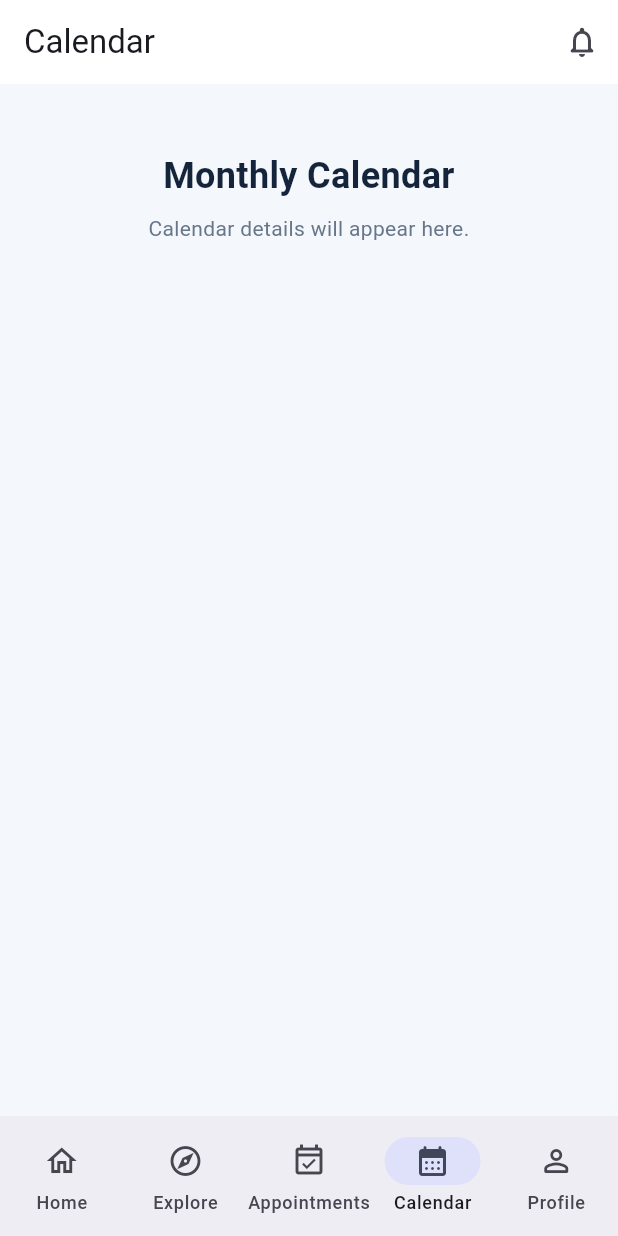
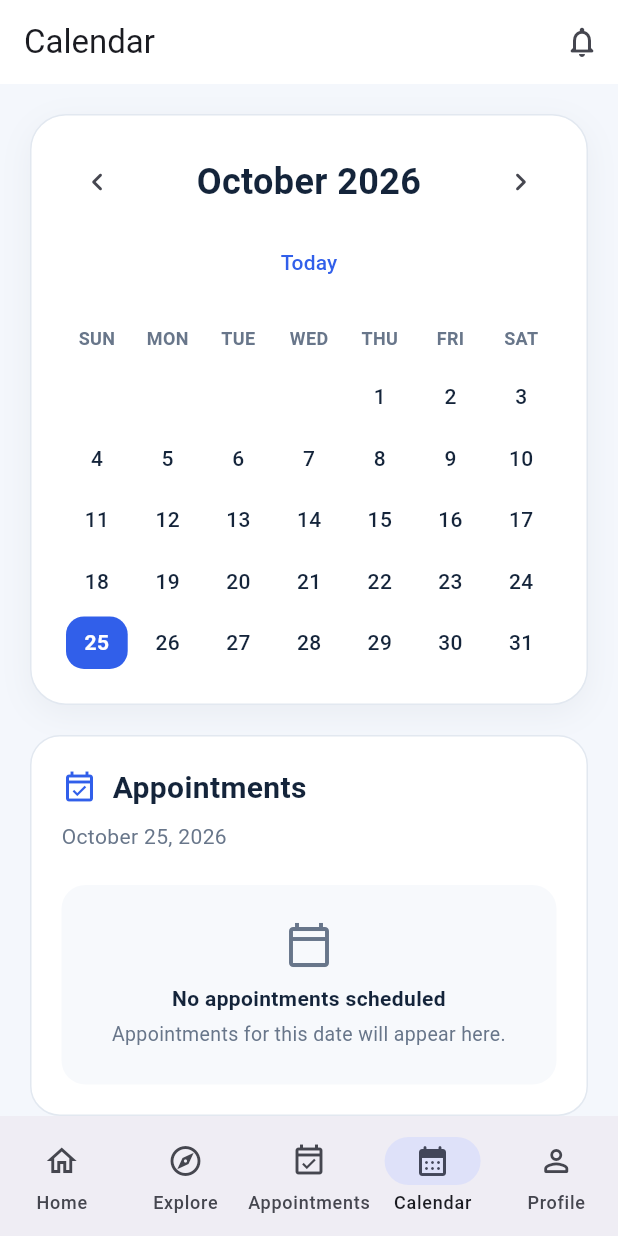
Before and after one commit to Azula19-b/Fusion-Stack, a Flutter app: the HomePage screen opened directly, item 4 of the bottom bar chosen, on a phone screen of 412 x 824 dp. Run offline on Flutter 3.47's test engine with Material 3 defaults, Android fonts, the phone set to English and light mode, and no system bars; missing offline and left inert: amplify_auth_cognito, amplify_flutter.

Commit message:
Complete calendar UI and authentication integration

```diff
--- a/lib/main.dart
+++ b/lib/main.dart
@@ -2,7 +2,6 @@ import 'package:amplify_auth_cognito/amplify_auth_cognito.dart'
     show AmplifyAuthCognito;
 import 'package:amplify_flutter/amplify_flutter.dart';
 import 'package:flutter/material.dart';
-import 'package:frm_app/screens/home_screen.dart';
 
 import 'amplify_outputs.dart';
 import 'navigation.dart' show HomePage;
@@ -159,7 +158,7 @@ class _AuthPageState extends State<AuthPage> {
     AuthView.confirmResetPassword => 'Reset password',
   };
 
-  void _submit() {
+  Future<void> _submit() async {
     if (!_formKey.currentState!.validate()) return;
 
     AppAuthResult result;
--- a/lib/navigation.dart
+++ b/lib/navigation.dart
@@ -1,4 +1,5 @@
 import 'package:flutter/material.dart';
+import 'screens/calendar_screen.dart';
 
 void main() {
   runApp(const MyApp());
@@ -55,7 +56,7 @@ class _HomePageState extends State<HomePage> {
       ),
       body: IndexedStack(
         index: _selectedIndex,
-        children: const [_HomeContent(), _ExploreContent(), _AppointmentsContent(), _CalendarContent(), _ProfileContent()],
+        children: const [_HomeContent(), _ExploreContent(), _AppointmentsContent(), CalendarScreen(), _ProfileContent()],
       ),
       bottomNavigationBar: NavigationBar(
         selectedIndex: _selectedIndex,
@@ -231,34 +232,6 @@ class _AppointmentsContent extends StatelessWidget {
   }
 }
 
-class _CalendarContent extends StatelessWidget {
-  const _CalendarContent();
-
-  @override
-  Widget build(BuildContext context) {
-    return ListView(
-      padding: const EdgeInsets.all(20),
-      children: const [
-        SizedBox(height: 24),
-        Text(
-          'Monthly Calendar',
-          textAlign: TextAlign.center,
-          style: TextStyle(
-            fontSize: 24,
-            fontWeight: FontWeight.w700,
-            color: Color(0xFF14243A),
-          ),
-        ),
-        SizedBox(height: 8),
-        Text(
-          'Calendar details will appear here.',
-          textAlign: TextAlign.center,
-        ),
-      ],
-    );
-  }
-}
-
 class _ProfileContent extends StatelessWidget {
   const _ProfileContent();
 
--- /dev/null
+++ b/lib/screens/calendar_screen.dart
@@ -0,0 +1,353 @@
+import 'package:flutter/material.dart';
+
+class CalendarScreen extends StatefulWidget {
+  const CalendarScreen({super.key});
+
+  @override
+  State<CalendarScreen> createState() => _CalendarScreenState();
+}
+
+class _CalendarScreenState extends State<CalendarScreen> {
+  static const Color _blue = Color(0xFF315FEA);
+  static const Color _navy = Color(0xFF14243A);
+  static const Color _background = Color(0xFFF4F7FC);
+  static const Color _mutedText = Color(0xFF68768A);
+  static const Color _border = Color(0xFFE2E8F0);
+
+  static const List<String> _monthNames = [
+    'January',
+    'February',
+    'March',
+    'April',
+    'May',
+    'June',
+    'July',
+    'August',
+    'September',
+    'October',
+    'November',
+    'December',
+  ];
+
+  static const List<String> _weekDays = [
+    'SUN',
+    'MON',
+    'TUE',
+    'WED',
+    'THU',
+    'FRI',
+    'SAT',
+  ];
+
+  DateTime _selectedDate = DateTime.now();
+  DateTime _focusedMonth = DateTime(
+    DateTime.now().year,
+    DateTime.now().month,
+  );
+
+  bool _isSameDay(DateTime first, DateTime second) {
+    return first.year == second.year &&
+        first.month == second.month &&
+        first.day == second.day;
+  }
+
+  void _changeMonth(int amount) {
+    final newMonth = DateTime(
+      _focusedMonth.year,
+      _focusedMonth.month + amount,
+    );
+
+    setState(() {
+      _focusedMonth = newMonth;
+      _selectedDate = DateTime(
+        newMonth.year,
+        newMonth.month,
+        1,
+      );
+    });
+  }
+
+  void _goToToday() {
+    final today = DateTime.now();
+
+    setState(() {
+      _focusedMonth = DateTime(today.year, today.month);
+      _selectedDate = today;
+    });
+  }
+
+  @override
+  Widget build(BuildContext context) {
+    final firstDayOfMonth = DateTime(
+      _focusedMonth.year,
+      _focusedMonth.month,
+      1,
+    );
+
+    final daysInMonth = DateTime(
+      _focusedMonth.year,
+      _focusedMonth.month + 1,
+      0,
+    ).day;
+
+    final startingWeekday = firstDayOfMonth.weekday % 7;
+
+    final usedCells = startingWeekday + daysInMonth;
+    final totalCells = ((usedCells + 6) ~/ 7) * 7;
+
+    return Container(
+      color: _background,
+      child: ListView(
+        padding: const EdgeInsets.all(20),
+        children: [
+          Center(
+            child: ConstrainedBox(
+              constraints: const BoxConstraints(maxWidth: 900),
+              child: Column(
+                crossAxisAlignment: CrossAxisAlignment.stretch,
+                children: [
+                  _buildCalendarCard(
+                    daysInMonth: daysInMonth,
+                    startingWeekday: startingWeekday,
+                    totalCells: totalCells,
+                  ),
+                  const SizedBox(height: 20),
+                  _buildSelectedDateCard(),
+                ],
+              ),
+            ),
+          ),
+        ],
+      ),
+    );
+  }
+
+  Widget _buildCalendarCard({
+    required int daysInMonth,
+    required int startingWeekday,
+    required int totalCells,
+  }) {
+    return Container(
+      padding: const EdgeInsets.all(20),
+      decoration: BoxDecoration(
+        color: Colors.white,
+        borderRadius: BorderRadius.circular(24),
+        border: Border.all(color: _border),
+        boxShadow: const [
+          BoxShadow(
+            color: Color(0x0D14243A),
+            blurRadius: 18,
+            offset: Offset(0, 6),
+          ),
+        ],
+      ),
+      child: Column(
+        children: [
+          Row(
+            children: [
+              IconButton(
+                tooltip: 'Previous month',
+                onPressed: () => _changeMonth(-1),
+                icon: const Icon(Icons.chevron_left_rounded),
+              ),
+              Expanded(
+                child: Text(
+                  '${_monthNames[_focusedMonth.month - 1]} '
+                  '${_focusedMonth.year}',
+                  textAlign: TextAlign.center,
+                  style: const TextStyle(
+                    color: _navy,
+                    fontSize: 24,
+                    fontWeight: FontWeight.w700,
+                  ),
+                ),
+              ),
+              IconButton(
+                tooltip: 'Next month',
+                onPressed: () => _changeMonth(1),
+                icon: const Icon(Icons.chevron_right_rounded),
+              ),
+            ],
+          ),
+          const SizedBox(height: 6),
+          TextButton(
+            onPressed: _goToToday,
+            child: const Text('Today'),
+          ),
+          const SizedBox(height: 18),
+          Row(
+            children: _weekDays
+                .map(
+                  (day) => Expanded(
+                    child: Center(
+                      child: Text(
+                        day,
+                        style: const TextStyle(
+                          color: _mutedText,
+                          fontSize: 12,
+                          fontWeight: FontWeight.w700,
+                        ),
+                      ),
+                    ),
+                  ),
+                )
+                .toList(),
+          ),
+          const SizedBox(height: 10),
+          GridView.builder(
+            shrinkWrap: true,
+            physics: const NeverScrollableScrollPhysics(),
+            itemCount: totalCells,
+            gridDelegate:
+                const SliverGridDelegateWithFixedCrossAxisCount(
+              crossAxisCount: 7,
+              childAspectRatio: 1.15,
+            ),
+            itemBuilder: (context, index) {
+              final dayNumber = index - startingWeekday + 1;
+
+              if (dayNumber < 1 || dayNumber > daysInMonth) {
+                return const SizedBox.shrink();
+              }
+
+              final date = DateTime(
+                _focusedMonth.year,
+                _focusedMonth.month,
+                dayNumber,
+              );
+
+              final isSelected = _isSameDay(
+                date,
+                _selectedDate,
+              );
+
+              final isToday = _isSameDay(
+                date,
+                DateTime.now(),
+              );
+
+              return Padding(
+                padding: const EdgeInsets.all(3),
+                child: InkWell(
+                  borderRadius: BorderRadius.circular(12),
+                  onTap: () {
+                    setState(() {
+                      _selectedDate = date;
+                    });
+                  },
+                  child: Container(
+                    alignment: Alignment.center,
+                    decoration: BoxDecoration(
+                      color: isSelected
+                          ? _blue
+                          : Colors.transparent,
+                      borderRadius: BorderRadius.circular(12),
+                      border: isToday && !isSelected
+                          ? Border.all(
+                              color: _blue,
+                              width: 1.5,
+                            )
+                          : null,
+                    ),
+                    child: Text(
+                      '$dayNumber',
+                      style: TextStyle(
+                        color: isSelected
+                            ? Colors.white
+                            : _navy,
+                        fontWeight: isSelected || isToday
+                            ? FontWeight.w700
+                            : FontWeight.w500,
+                      ),
+                    ),
+                  ),
+                ),
+              );
+            },
+          ),
+        ],
+      ),
+    );
+  }
+
+  Widget _buildSelectedDateCard() {
+    return Container(
+      padding: const EdgeInsets.all(20),
+      decoration: BoxDecoration(
+        color: Colors.white,
+        borderRadius: BorderRadius.circular(20),
+        border: Border.all(color: _border),
+      ),
+      child: Column(
+        crossAxisAlignment: CrossAxisAlignment.start,
+        children: [
+          const Row(
+            children: [
+              Icon(
+                Icons.event_available_outlined,
+                color: _blue,
+              ),
+              SizedBox(width: 10),
+              Text(
+                'Appointments',
+                style: TextStyle(
+                  color: _navy,
+                  fontSize: 20,
+                  fontWeight: FontWeight.w700,
+                ),
+              ),
+            ],
+          ),
+          const SizedBox(height: 8),
+          Text(
+            '${_monthNames[_selectedDate.month - 1]} '
+            '${_selectedDate.day}, ${_selectedDate.year}',
+            style: const TextStyle(
+              color: _mutedText,
+              fontSize: 14,
+            ),
+          ),
+          const SizedBox(height: 22),
+          Container(
+            width: double.infinity,
+            padding: const EdgeInsets.symmetric(
+              horizontal: 18,
+              vertical: 24,
+            ),
+            decoration: BoxDecoration(
+              color: const Color(0xFFF7F9FC),
+              borderRadius: BorderRadius.circular(16),
+            ),
+            child: const Column(
+              children: [
+                Icon(
+                  Icons.calendar_today_outlined,
+                  color: _mutedText,
+                  size: 32,
+                ),
+                SizedBox(height: 10),
+                Text(
+                  'No appointments scheduled',
+                  textAlign: TextAlign.center,
+                  style: TextStyle(
+                    color: _navy,
+                    fontWeight: FontWeight.w600,
+                  ),
+                ),
+                SizedBox(height: 4),
+                Text(
+                  'Appointments for this date will appear here.',
+                  textAlign: TextAlign.center,
+                  style: TextStyle(
+                    color: _mutedText,
+                    fontSize: 13,
+                  ),
+                ),
+              ],
+            ),
+          ),
+        ],
+      ),
+    );
+  }
+}
```
